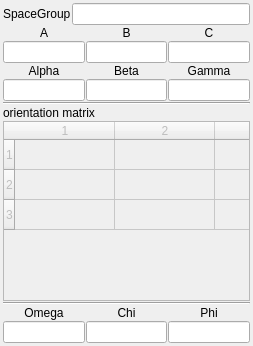
BackupTheBerlios/clip-svn, file CrystalWidget.ui: the form before one commit.
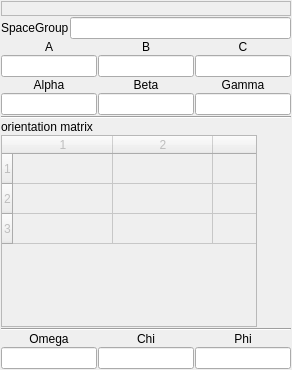
The form after the commit.

The edit to the form file:
```diff
--- a/CrystalWidget.ui
+++ b/CrystalWidget.ui
@@ -5,8 +5,8 @@
    <rect>
     <x>0</x>
     <y>0</y>
-    <width>253</width>
-    <height>346</height>
+    <width>292</width>
+    <height>370</height>
    </rect>
   </property>
   <property name="sizePolicy" >
@@ -18,26 +18,24 @@
   <property name="windowTitle" >
    <string>Form</string>
   </property>
-  <layout class="QGridLayout" >
-   <property name="leftMargin" >
-    <number>3</number>
-   </property>
-   <property name="topMargin" >
-    <number>3</number>
-   </property>
-   <property name="rightMargin" >
-    <number>3</number>
-   </property>
-   <property name="bottomMargin" >
-    <number>3</number>
-   </property>
-   <property name="horizontalSpacing" >
+  <layout class="QGridLayout" name="gridLayout" >
+   <property name="margin" >
     <number>1</number>
    </property>
-   <property name="verticalSpacing" >
+   <property name="spacing" >
     <number>1</number>
    </property>
    <item row="0" column="0" >
+    <widget class="QFrame" name="toolbar" >
+     <property name="frameShape" >
+      <enum>QFrame::StyledPanel</enum>
+     </property>
+     <property name="frameShadow" >
+      <enum>QFrame::Raised</enum>
+     </property>
+    </widget>
+   </item>
+   <item row="1" column="0" >
     <layout class="QHBoxLayout" >
      <item>
       <widget class="QLabel" name="label_7" >
@@ -54,7 +52,7 @@
      </item>
     </layout>
    </item>
-   <item row="1" column="0" >
+   <item row="2" column="0" >
     <layout class="QHBoxLayout" >
      <property name="spacing" >
       <number>1</number>
@@ -205,21 +203,21 @@
      </item>
     </layout>
    </item>
-   <item row="2" column="0" >
-    <widget class="Line" name="line_2" >
-     <property name="orientation" >
-      <enum>Qt::Horizontal</enum>
-     </property>
-    </widget>
-   </item>
    <item row="3" column="0" >
+    <widget class="Line" name="line_2" >
+     <property name="orientation" >
+      <enum>Qt::Horizontal</enum>
+     </property>
+    </widget>
+   </item>
+   <item row="4" column="0" >
     <widget class="QLabel" name="label_9" >
      <property name="text" >
       <string>orientation matrix</string>
      </property>
     </widget>
    </item>
-   <item row="4" column="0" >
+   <item row="5" column="0" >
     <widget class="QTableWidget" name="orientationMatrix" >
      <property name="enabled" >
       <bool>false</bool>
@@ -259,14 +257,14 @@
      <column/>
     </widget>
    </item>
-   <item row="5" column="0" >
-    <widget class="Line" name="line" >
-     <property name="orientation" >
-      <enum>Qt::Horizontal</enum>
-     </property>
-    </widget>
-   </item>
    <item row="6" column="0" >
+    <widget class="Line" name="line" >
+     <property name="orientation" >
+      <enum>Qt::Horizontal</enum>
+     </property>
+    </widget>
+   </item>
+   <item row="7" column="0" >
     <layout class="QHBoxLayout" >
      <property name="spacing" >
       <number>1</number>
```
